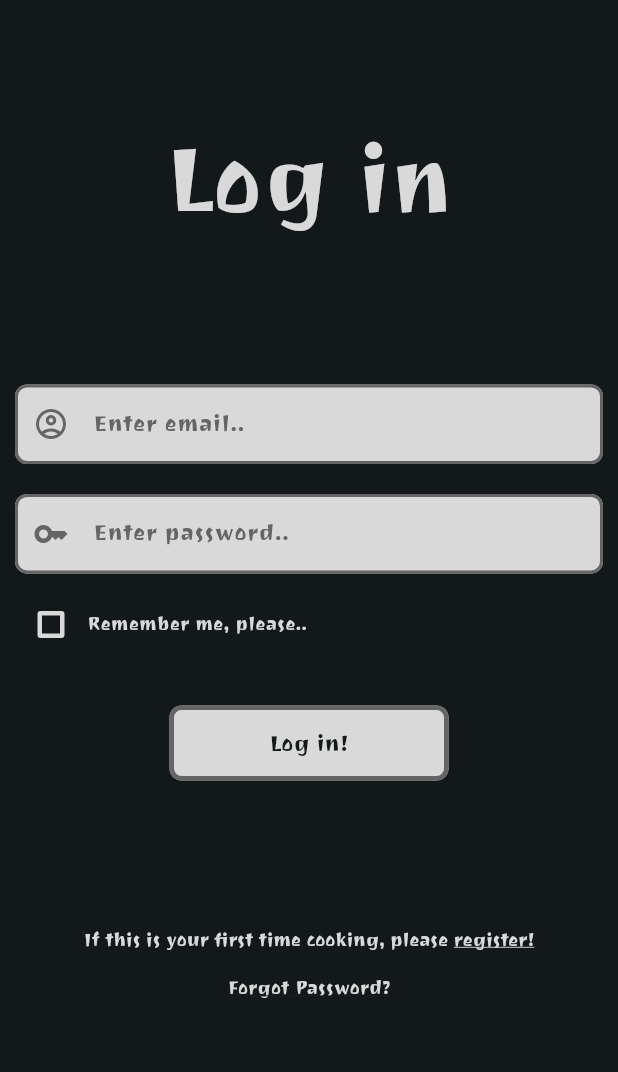
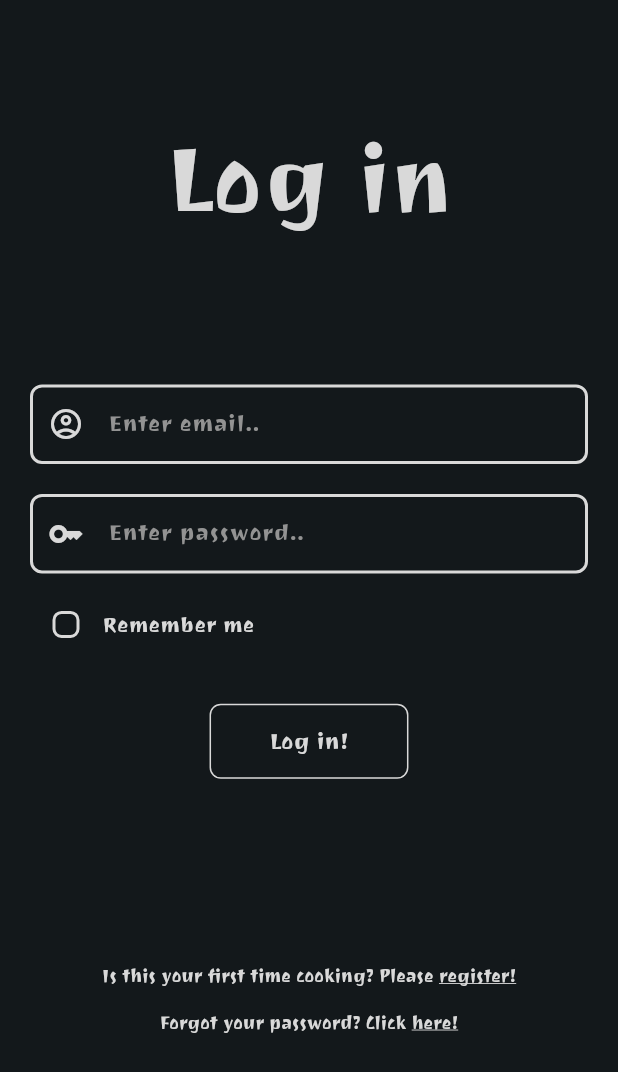
Before and after one commit to FelixHypius/Cookbook, a Flutter app: the LoginPage screen opened directly, on a phone screen of 412 x 824 dp. Shown: the top 1072 px of the screen. Run offline on Flutter 3.47's test engine with Material 3 defaults, Android fonts, the phone set to English and light mode, and no system bars; our stand-ins replace dropdown_button2, email_validator, firebase_auth, firebase_core, firebase_database, firebase_storage and 2 more; accounts and stored records are empty.

Commit message:
Update UI of login and register pages to fit the color theme.

```diff
--- a/lib/pages/login.dart
+++ b/lib/pages/login.dart
@@ -4,6 +4,7 @@ import 'package:cookbook/util/colors.dart';
 import 'package:cookbook/util/custom_snackbar.dart';
 import 'package:cookbook/util/custom_text_style.dart';
 import 'package:flutter/material.dart';
+import '../base_widgets/base_button.dart';
 import '../base_widgets/base_scaffold.dart';
 import '../base_widgets/base_title.dart';
 import '../base_widgets/base_input_field.dart';
@@ -34,84 +35,105 @@ class LoginPageState extends State<LoginPage> {
     final screenWidth = MediaQuery.of(context).size.width;
 
     return BaseScaffold(
-      body: ListView(
+      body: SingleChildScrollView(
+        child: Column(
           children: [
             BaseTitle(
               text: "Log in",
               screenWidth: screenWidth,
               screenHeight: screenHeight,
             ),
-          Container(
+            SizedBox(
               height: screenHeight * 0.1,
             ),
             Padding(
-            padding: EdgeInsets.only(top: 10, bottom: 10),
+              padding: EdgeInsets.all(10),
               child: BaseInputField(
                 icon: Icons.account_circle_outlined,
                 hintText: "Enter email..",
                 control: _emailController,
+                normalColour: MyColors.myWhite,
+                fillColour: MyColors.myBlack,
+                textColour: MyColors.myWhite,
+                iconColour: MyColors.myWhite,
+                focusedColour: MyColors.myBrightRed,
+                hintColour: MyColors.myBrightGrey,
               ),
             ),
             Padding(
-            padding: EdgeInsets.only(top: 10, bottom: 10),
+              padding: EdgeInsets.all(10),
               child: BaseInputField(
                 icon: Icons.key_outlined,
                 hintText: "Enter password..",
                 control: _passwordController,
                 obscure: true,
                 maxRows: 1,
+                normalColour: MyColors.myWhite,
+                fillColour: MyColors.myBlack,
+                textColour: MyColors.myWhite,
+                iconColour: MyColors.myWhite,
+                focusedColour: MyColors.myBrightRed,
+                hintColour: MyColors.myBrightGrey,
               ),
             ),
             Row(
               children: [
-              Checkbox(
+                Padding(
+                  padding: EdgeInsets.only(left: 10),
+                  child: Checkbox(
                     side: BorderSide(
                       color: MyColors.myWhite,
-                  width: 3,
+                      width: 2,
                     ),
                     checkColor: MyColors.myWhite,
                     activeColor: MyColors.myRed,
                     value: checked,
+                    shape: RoundedRectangleBorder(
+                      borderRadius: BorderRadius.circular(6),
+                    ),
                     onChanged: (bool? value) {
                       setState(() {
                         checked = value ?? false;
                       });
                     },
                   ),
+                ),
                 Text(
-                'Remember me, please.. 🥹',
+                  'Remember me',
                   style: CustomTextStyle(
-                  size: 12.5,
+                    size: 14,
                   ),
                 ),
               ],
             ),
-          Padding(
-            padding: EdgeInsets.only(top: 30, bottom: 15, left: screenWidth * 0.25, right: screenWidth * 0.25),
-            child: OutlinedButton(
-              onPressed: login,
-              style: CustomButtonStyle(backColor: MyColors.myWhite, borderColor: MyColors.myGrey),
-              child: Text(
-                "Log in!",
-                style: CustomTextStyle(size: 15, colour: MyColors.myBlack),
+            SizedBox(
+              height: screenHeight*0.035,
             ),
+            BaseButton(
+              func: login,
+              text: Text('Log in!', style: CustomTextStyle(size: 15, tallness: 2), textAlign: TextAlign.center,),
+              border: RoundedRectangleBorder(
+                  borderRadius: BorderRadius.circular(7.5)
               ),
+              align: MainAxisAlignment.center,
+              length: MainAxisSize.min,
+              padding: EdgeInsets.symmetric(vertical: 10, horizontal: 40),
             ),
-          Container(
-            height: screenHeight * 0.1,
+            SizedBox(
+              height: screenHeight * 0.15,
             ),
             Center(
               child: RichText(
                 text: TextSpan(
-                text: 'If this is your first time cooking, please ',
+                  text: 'Is this your first time cooking? Please ',
                   style: CustomTextStyle(
-                  size: 12.5,
+                    size: 12,
                   ),
                   children: [
                     TextSpan(
                       text: 'register!',
                       style: CustomTextStyle(
-                      size: 12.5,
+                        size: 12,
                         underlined: true,
                       ),
                       recognizer: TapGestureRecognizer()
@@ -124,18 +146,36 @@ class LoginPageState extends State<LoginPage> {
                 ),
               ),
             ),
-          // Forgot Password Section
+            SizedBox(
+              height: 15,
+            ),
             Center(
-            child: TextButton(
-              onPressed: resetPassword,  // Trigger password reset
-              child: Text(
-                "Forgot Password?",
-                style: CustomTextStyle(size: 12.5, underlined: true),
+              child: RichText(
+                text: TextSpan(
+                  text: 'Forgot your password? Click ',
+                  style: CustomTextStyle(
+                    size: 12,
+                  ),
+                  children: [
+                    TextSpan(
+                      text: 'here!',
+                      style: CustomTextStyle(
+                        size: 12,
+                        underlined: true,
+                      ),
+                      recognizer: TapGestureRecognizer()
+                        ..onTap = () => resetPassword
+                    ),
+                  ],
                 ),
               ),
             ),
+            SizedBox(
+              height: screenHeight*0.05,
+            )
           ],
         ),
+      )
     );
   }
 
--- a/lib/util/colors.dart
+++ b/lib/util/colors.dart
@@ -3,6 +3,7 @@ import 'package:flutter/material.dart';
 class MyColors{
   static const Color myWhite = Color(0xFFD9D9D9);
   static const Color myGrey = Color(0xFF656565);
+  static const Color myBrightGrey = Color(0xFF939393);
   static const Color myRed = Color(0xFF6D2626);
   static const Color myBlack = Color(0xFF13181B);
   static const Color myBrightRed = Color(0xFFA63A3A);
```
Also changed, not shown: lib/pages/register.dart (+36 -16 lines), lib/pages/updates_info.dart (+7 -1 lines). Lines whose indentation alone changed are shown as unchanged.
